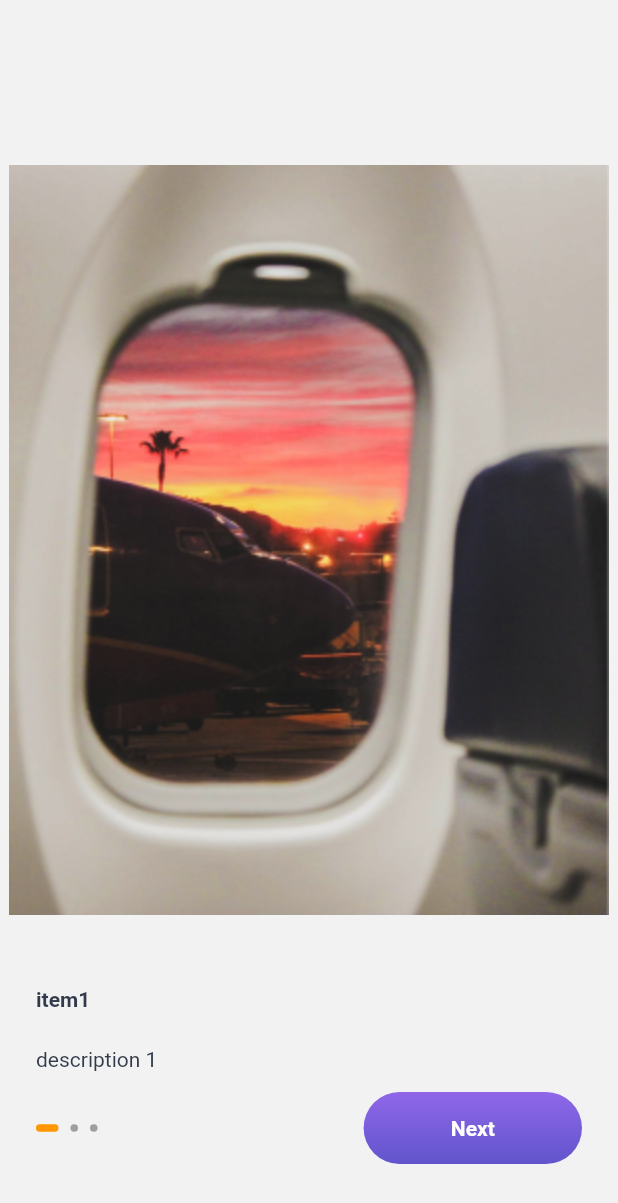
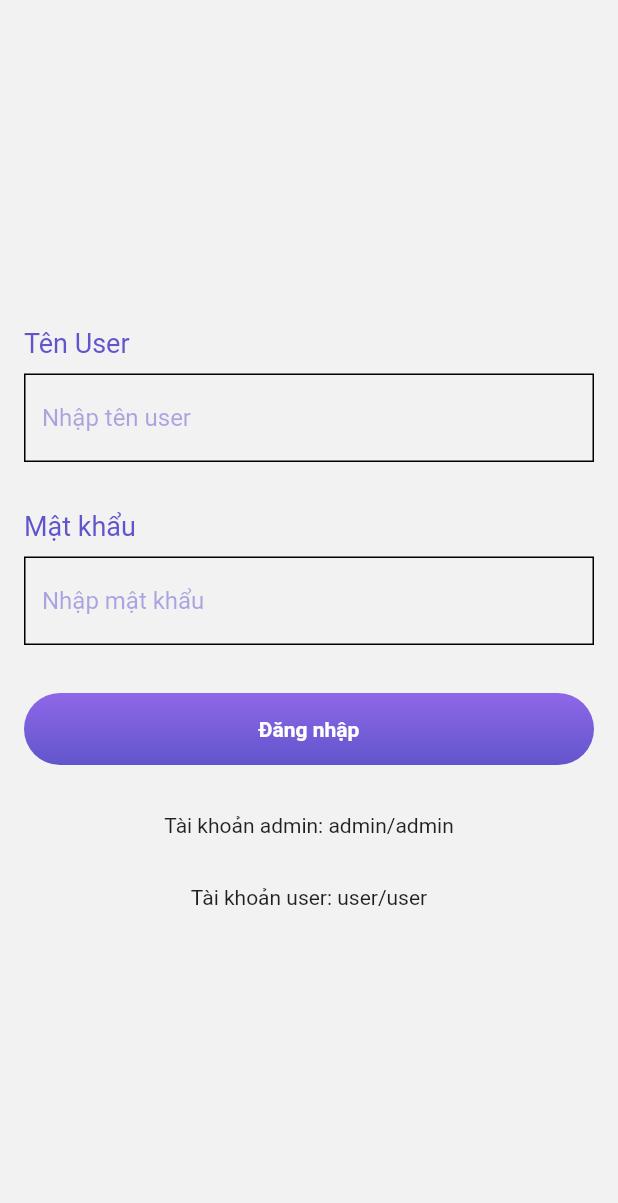
Before and after one commit to duchl02/manager_app_flutter, a Flutter app: the screen it shows after launch, on a phone screen of 412 x 824 dp. Shown: the top 1203 px of the screen. Run offline on Flutter 3.47's test engine with Material 2 defaults, Android fonts, the phone set to English and light mode, and no system bars; drawn by our look-alikes of smooth_page_indicator; our stand-ins replace flutter_svg, font_awesome_flutter, hive_flutter, salomon_bottom_bar, syncfusion_flutter_datepicker; accounts and stored records are empty.

Commit message:
commit 16/12

```diff
--- /dev/null
+++ b/lib/Data/models/user_login_modal.dart
@@ -0,0 +1,11 @@
+class UserLoginModal {
+  UserLoginModal({
+    required this.user,
+    required this.password,
+
+  });
+
+  final String user;
+  final String password;
+
+}
--- a/lib/core/helpers/asset_helper.dart
+++ b/lib/core/helpers/asset_helper.dart
@@ -40,4 +40,7 @@ mixin AssetHelper {
   static const String turkey = 'assets/images/turkey.png';
   static const String japan = 'assets/images/japan.png';
   static const String dubai = 'assets/images/dubai.png';
+  static const String computerGuy = 'images/computerguy.png';
+
+
 }
--- /dev/null
+++ b/lib/representation/screens/form_login/login_screen.dart
@@ -0,0 +1,105 @@
+import 'package:flutter/material.dart';
+import 'package:travel_app/core/constants/dismension_constants.dart';
+import 'package:travel_app/core/helpers/asset_helper.dart';
+import 'package:flutter_svg/svg.dart';
+import 'package:travel_app/core/helpers/image_helper.dart';
+import 'package:travel_app/representation/screens/home_booking_screen.dart';
+import 'package:travel_app/representation/screens/main_app.dart';
+import 'package:travel_app/representation/widgets/button_widget.dart';
+import 'package:travel_app/representation/widgets/form_field.dart';
+
+import '../../../Data/models/user_login_modal.dart';
+import '../../../core/helpers/local_storage_helper.dart';
+
+class FormLoginScreen extends StatefulWidget {
+  const FormLoginScreen({super.key});
+
+  static const routeName = "/login";
+
+  @override
+  State<FormLoginScreen> createState() => _FormLoginScreenState();
+}
+
+class _FormLoginScreenState extends State<FormLoginScreen> {
+  late TextEditingController userController, passwordController;
+
+  @override
+  void initState() {
+    super.initState();
+    userController = TextEditingController();
+    passwordController = TextEditingController();
+  }
+
+  final List<UserLoginModal> listUsers = [
+    UserLoginModal(user: "admin", password: "admin"),
+    UserLoginModal(user: "user", password: "user"),
+  ];
+
+  void saveUserPassword(userInput, passwordInput) async {
+    final user = LocalStorageHelper.setValue('user', userInput);
+    final pasword = LocalStorageHelper.setValue('password', passwordInput);
+  }
+
+  void checkLogin(userInput, passwordInput) {
+    UserLoginModal userLogin =
+        UserLoginModal(password: passwordInput, user: userInput);
+    for (int i = 0; i < listUsers.length; i++) {
+      if (listUsers[i].user == userInput &&
+          listUsers[i].password == passwordInput) {
+        LocalStorageHelper.setValue('checkLogin', true);
+        Navigator.pushNamed(context, MainApp.routeName);
+      }
+    }
+  }
+
+  @override
+  Widget build(BuildContext context) {
+    return Scaffold(
+      body: Column(
+        crossAxisAlignment: CrossAxisAlignment.center,
+        mainAxisAlignment: MainAxisAlignment.center,
+        children: <Widget>[
+          Padding(
+            padding: EdgeInsets.all(kDefaultPadding),
+            child: FormInputField(
+              label: "Tên User",
+              hintText: "Nhập tên user",
+              controller: userController,
+            ),
+          ),
+          Padding(
+            padding: EdgeInsets.all(kDefaultPadding),
+            child: FormInputField(
+              label: "Mật khẩu",
+              hintText: "Nhập mật khẩu",
+              controller: passwordController,
+            ),
+          ),
+          Padding(
+            padding: EdgeInsets.all(kDefaultPadding),
+            child: ButtonWidget(
+              title: "Đăng nhập",
+              ontap: () async {
+                saveUserPassword(userController.text, passwordController.text);
+                checkLogin(userController.text, passwordController.text);
+              },
+            ),
+          ),
+          Padding(
+            padding: EdgeInsets.all(kDefaultPadding),
+            child: Text("Tài khoản admin: admin/admin"),
+          ),
+          Padding(
+            padding: EdgeInsets.all(kDefaultPadding),
+            child: Text("Tài khoản user: user/user"),
+          ),
+
+          // Positioned.fill(
+          //   child: ImageHelper.loadFromAsset(AssetHelper.computerGuy,
+          //       fit: BoxFit.fitWidth , width: double.infinity , height: 280),
+          // ),
+        ],
+      ),
+    );
+  }
+}
--- a/lib/representation/screens/home_screen.dart
+++ b/lib/representation/screens/home_screen.dart
@@ -5,6 +5,7 @@ import 'package:font_awesome_flutter/font_awesome_flutter.dart';
 import 'package:travel_app/core/constants/dismension_constants.dart';
 import 'package:travel_app/core/helpers/asset_helper.dart';
 import 'package:travel_app/core/helpers/image_helper.dart';
+import 'package:travel_app/core/helpers/local_storage_helper.dart';
 import 'package:travel_app/representation/screens/home_booking_screen.dart';
 import 'package:travel_app/representation/screens/hotel_screen.dart';
 import 'package:travel_app/representation/widgets/app_bar_container.dart';
@@ -217,9 +218,8 @@ class _HomeScreenState extends State<HomeScreen> {
               child: _buildItemCategory(
                   ImageHelper.loadFromAsset(AssetHelper.icoHotelPlane,
                       width: kDefaultIconSize, height: kDefaultPadding),
-                  Color(0xff3EC8BC),
-                  () {},
-                  "All"),
+                  Color(0xff3EC8BC), () {
+              }, "All"),
             ),
           ],
         ),
--- a/lib/representation/screens/main_app.dart
+++ b/lib/representation/screens/main_app.dart
@@ -5,6 +5,7 @@ import 'package:font_awesome_flutter/font_awesome_flutter.dart';
 import 'package:salomon_bottom_bar/salomon_bottom_bar.dart';
 import 'package:travel_app/core/constants/color_constants.dart';
 import 'package:travel_app/core/constants/dismension_constants.dart';
+import 'package:travel_app/representation/screens/form_login/login_screen.dart';
 import 'package:travel_app/representation/screens/home_screen.dart';
 
 class MainApp extends StatefulWidget {
@@ -22,6 +23,7 @@ class _MainAppState extends State<MainApp> {
       backgroundColor: Colors.white,
       body: IndexedStack(index: _currentIndex, children: [
         HomeScreen(),
+                FormLoginScreen(),
         Container(
           color: Colors.amber,
         ),
--- /dev/null
+++ b/lib/representation/widgets/form_field.dart
@@ -0,0 +1,54 @@
+import 'package:flutter/material.dart';
+import 'package:travel_app/core/constants/color_constants.dart';
+
+class FormInputField extends StatelessWidget {
+  const FormInputField({
+    Key? key,
+    required this.label,
+    required this.hintText,
+    this.controller,
+    this.focusNode,
+    this.onChanged,
+    this.maxLines = 1,
+    this.onTap,
+    this.validator,
+  }) : super(key: key);
+
+  final String label;
+  final String hintText;
+  final TextEditingController? controller;
+  final FocusNode? focusNode;
+  final int maxLines;
+  final void Function(String)? onChanged;
+  final void Function()? onTap;
+  final String? Function(String?)? validator;
+
+  @override
+  Widget build(BuildContext context) {
+    return Column(
+      crossAxisAlignment: CrossAxisAlignment.start,
+      children: <Widget>[
+        Text(label, style: const TextStyle(color: ColorPalette.primaryColor, fontSize: 18)),
+        const SizedBox(height: 10),
+        TextFormField(
+          maxLines: maxLines,
+          controller: controller,
+          focusNode: focusNode,
+          onTap: onTap,
+          readOnly: onTap != null,
+          validator: validator,
+          decoration: InputDecoration(
+            hintText: hintText,
+            fillColor: ColorPalette.dividerColor,
+            hintStyle: TextStyle(color: ColorPalette.primaryColor.withOpacity(0.5)),
+            suffixIcon: onTap != null ? const Icon(Icons.keyboard_arrow_down, color: ColorPalette.secondColor) : null,
+            focusedBorder: const OutlineInputBorder(borderSide: BorderSide(color: ColorPalette.primaryColor, width: 2.0), borderRadius: BorderRadius.all(Radius.circular(0))),
+            enabledBorder: const OutlineInputBorder(borderSide: BorderSide(color: Colors.black, width: 1.0), borderRadius: BorderRadius.all(Radius.circular(0))),
+            focusedErrorBorder: const OutlineInputBorder(borderSide: BorderSide(color: Colors.red, width: 2.0), borderRadius: BorderRadius.all(Radius.circular(0))),
+            errorBorder: const OutlineInputBorder(borderSide: BorderSide(color: Colors.red, width: 2.0), borderRadius: BorderRadius.all(Radius.circular(0))),
+          ),
+        ),
+      ],
+    );
+  }
+}
--- a/lib/routes.dart
+++ b/lib/routes.dart
@@ -1,6 +1,8 @@
+import 'package:flutter/cupertino.dart';
 import 'package:flutter/material.dart';
 import 'package:travel_app/representation/screens/Guest_and_room_booking_screen.dart';
 import 'package:travel_app/representation/screens/check_out_screen.dart';
+import 'package:travel_app/representation/screens/form_login/login_screen.dart';
 import 'package:travel_app/representation/screens/home_booking_screen.dart';
 import 'package:travel_app/representation/screens/hotel_detail_screen.dart';
 import 'package:travel_app/representation/screens/hotel_screen.dart';
@@ -12,23 +14,13 @@ import 'package:travel_app/representation/screens/splash_screen.dart';
 
 import 'Data/models/hotel_modal.dart';
 
-final Map<String, WidgetBuilder> routes = {
-  SplashScreen.routeName: (context) => const SplashScreen(),
-  IntroScreen.routeName: (context) => const IntroScreen(),
-  MainApp.routeName: (context) => const MainApp(),
-  HotelScreen.routeName: (context) => const HotelScreen(),
-  HomeBookingScreen.routeName: (context) => const HomeBookingScreen(),
-  SelectDateScreen.routeName: (context) => SelectDateScreen(),
-  GuestAndRoomBookingScreen.routeName: (context) =>
-      const GuestAndRoomBookingScreen(),
-  RoomScreen.routeName: (context) => RoomScreen(),
-};
+final Map<String, WidgetBuilder> routes = {};
 
-MaterialPageRoute<dynamic>? generateRoutes(RouteSettings settings) {
+PageRoute? generateRoutes(RouteSettings settings) {
   switch (settings.name) {
     case HotelScreenDetail.routeName:
-      final HotelModel hotelModel = (settings.arguments as HotelModel);
-      return MaterialPageRoute<dynamic>(
+      late final HotelModel hotelModel = (settings.arguments as HotelModel);
+      return CupertinoPageRoute(
         settings: settings,
         builder: (context) => HotelScreenDetail(
           hotelModel: hotelModel,
@@ -36,25 +28,40 @@ MaterialPageRoute<dynamic>? generateRoutes(RouteSettings settings) {
       );
     case CheckOutScreen.routeName:
       final RoomModel roomModel = (settings.arguments as RoomModel);
-      return MaterialPageRoute<dynamic>(
+      return CupertinoPageRoute(
         settings: settings,
         builder: (context) => CheckOutScreen(
           roomModel: roomModel,
         ),
       );
-
-    // case HotelBookingScreen.routeName:
-    //   final String? destination = (settings.arguments as String?);
-    //   return MaterialPageRoute<dynamic>(
-    //     settings: settings,
-    //     builder: (context) => HotelBookingScreen(
-    //       destination: destination,
-    //     ),
-    //   );
+    case MainApp.routeName:
+      return CupertinoPageRoute(
+          builder: (context) => MainApp(), settings: settings);
+    case IntroScreen.routeName:
+      return CupertinoPageRoute(
+          builder: (context) => IntroScreen(), settings: settings);
+    case HotelScreen.routeName:
+      return CupertinoPageRoute(
+          builder: (context) => HotelScreen(), settings: settings);
+    case HomeBookingScreen.routeName:
+      return CupertinoPageRoute(
+          builder: (context) => HomeBookingScreen(), settings: settings);
+    case SelectDateScreen.routeName:
+      return CupertinoPageRoute(
+          builder: (context) => SelectDateScreen(), settings: settings);
+    case GuestAndRoomBookingScreen.routeName:
+      return CupertinoPageRoute(
+          builder: (context) => GuestAndRoomBookingScreen(),
+          settings: settings);
+    case RoomScreen.routeName:
+      return CupertinoPageRoute(
+          builder: (context) => RoomScreen(), settings: settings);
+    case FormLoginScreen.routeName:
+      return CupertinoPageRoute(
+          builder: (context) => FormLoginScreen(), settings: settings);
     default:
       return null;
   }
 }
 
-class RoomModel {
-}
+class RoomModel {}
--- a/pubspec.yaml
+++ b/pubspec.yaml
@@ -42,6 +42,11 @@ dependencies:
   font_awesome_flutter: ^10.2.1
   intl: ^0.17.0
   syncfusion_flutter_datepicker: ^20.3.59
+  logger: ^1.1.0
+  shared_preferences: ^2.0.15
+  flutter_svg: ^1.1.4
+  flutter_countdown_timer: ^4.1.0
+  cloud_firestore: ^4.2.0
 
 dev_dependencies:
   flutter_test:
```
Also changed, not shown: lib/Data/models/project_model.dart (added, +17 -0 lines), lib/Data/models/task_model.dart (added, +19 -0 lines), lib/Data/models/user_model.dart (added, +25 -0 lines), lib/representation/screens/splash_screen.dart (+7 -4 lines), assets/images/computerguy.jpg (added), assets/images/computerguy.png (added), pubspec.lock, 4 other files.
